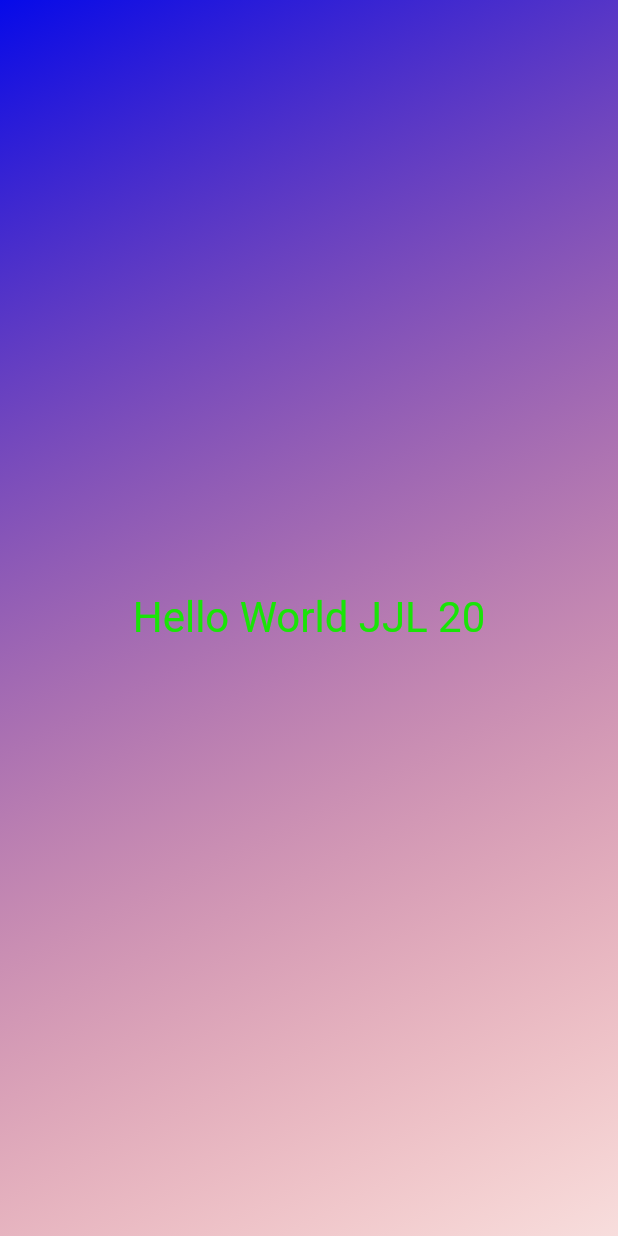
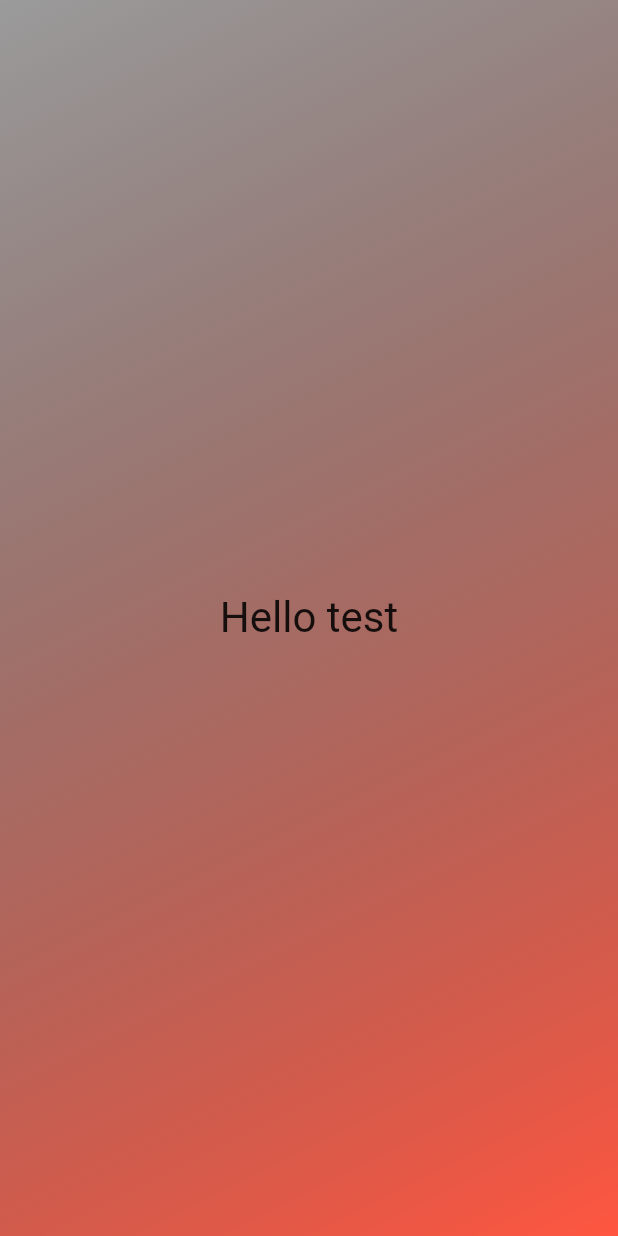
Before and after one commit to johnlillie/UDemy-Flutter, a Flutter app: the screen it shows after launch, on a phone screen of 412 x 824 dp. Run offline on Flutter 3.47's test engine with Material 2 defaults, Android fonts, the phone set to English and light mode, and no system bars.

Commit message:
color change after app install

```diff
--- a/lib/gradient_container.dart
+++ b/lib/gradient_container.dart
@@ -1,24 +1,52 @@
 import 'package:flutter/material.dart';
 import 'package:thirdapp/styled_text.dart';
 
+const startAlignment = Alignment.topLeft;
+const endAlignment = Alignment.bottomRight;
+
 class GradientContainer extends StatelessWidget {
-  const GradientContainer({super.key});
-  // initial code
+  const GradientContainer(this.color1, this.color2, {super.key});
+
+  final Color color1;
+  final Color color2;
 
   @override
   Widget build(context) {
     return Container(
-      decoration: const BoxDecoration(
+      decoration: BoxDecoration(
         gradient: LinearGradient(
-          colors: [
-            Color.fromARGB(255, 6, 10, 233),
-            Color.fromARGB(31, 228, 16, 9),
-          ],
-          begin: Alignment.topLeft,
-          end: Alignment.bottomRight,
+          colors: [color1, color2],
+          begin: startAlignment,
+          end: endAlignment,
         ),
       ),
-      child: const Center(child: StyledText()),
+      child: const Center(child: StyledText('Hello test')),
+      // child: Center(
+      // child: Image.asset('assets/images/dice-2.png'),
+      //),
     );
   }
 }
+
+// - - - - - - - - - - - - -
+// class GradientContainer extends StatelessWidget {
+//   const GradientContainer({super.key});
+//   // initial code
+
+//   @override
+//   Widget build(context) {
+//     return Container(
+//       decoration: const BoxDecoration(
+//         gradient: LinearGradient(
+//           colors: [
+//             Color.fromARGB(255, 6, 10, 233),
+//             Color.fromARGB(31, 228, 16, 9),
+//           ],
+//           begin: startAlignment,
+//           end: endAlignment,
+//         ),
+//       ),
+//       child: const Center(child: StyledText()),
+//     );
+//   }
+// }
--- a/lib/main.dart
+++ b/lib/main.dart
@@ -4,7 +4,7 @@ import 'package:thirdapp/gradient_container.dart';
 void main() {
   runApp(const MaterialApp(
     home: Scaffold(
-      body: GradientContainer(),
+      body: GradientContainer(Colors.black38, Color.fromARGB(255, 255, 86, 64)),
     ),
   ));
 }
--- a/lib/styled_text.dart
+++ b/lib/styled_text.dart
@@ -1,14 +1,16 @@
 import "package:flutter/material.dart";
 
 class StyledText extends StatelessWidget {
-  const StyledText({super.key});
+  const StyledText(this.text, {super.key});
+
+  final String text;
 
   @override
   Widget build(context) {
-    return const Text(
-      'Hello World JJL 20',
-      style: TextStyle(
-        color: Color.fromARGB(255, 25, 228, 7),
+    return Text(
+      text,
+      style: const TextStyle(
+        color: Colors.black87,
         fontSize: 28,
       ),
     );
```
Also changed, not shown: pubspec.yaml (+6 -2 lines), dice-images/dice-1.png (added), dice-images/dice-2.png (added), dice-images/dice-3.png (added), dice-images/dice-4.png (added), dice-images/dice-5.png (added), dice-images/dice-6.png (added), 1 other file.
